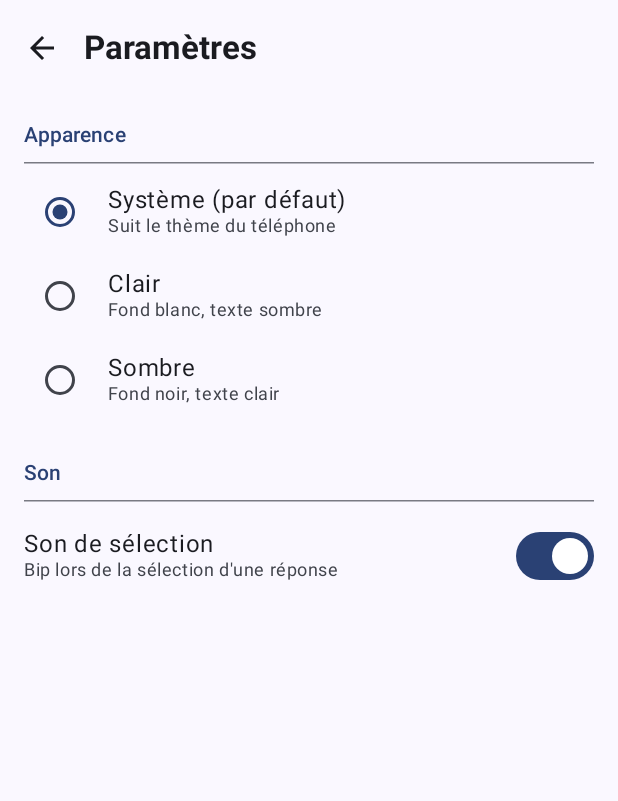
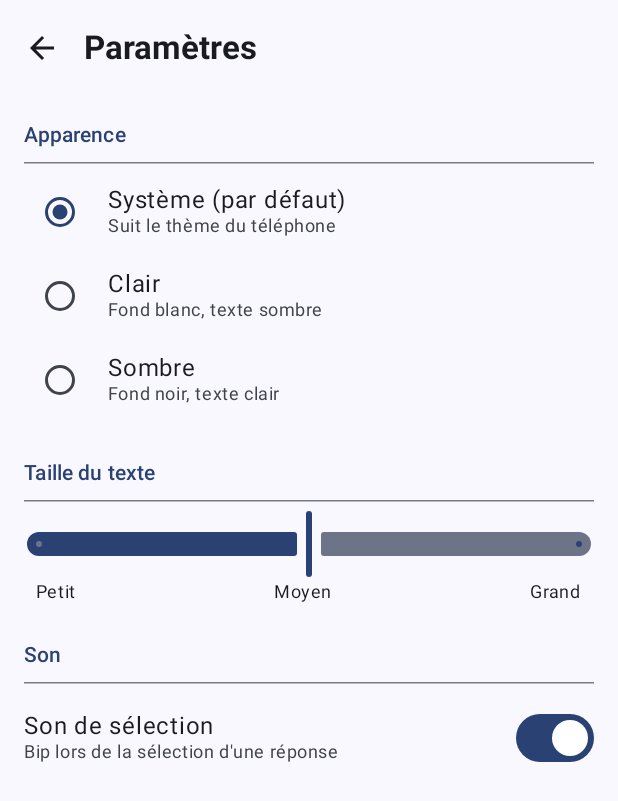
Before and after one commit to borisboiakki/QCM_France, an Android app built with Jetpack Compose: the screen it shows after launch (MainActivity), after a tap on "Paramètres", on a phone screen of 412 x 824 dp. Shown: the top 801 px of the screen. Run offline under Robolectric (Android 15) with nearby library versions, the phone set to English and light mode, and no system bars; our stand-ins replace Dagger/Hilt's generated code, Room's generated code; network calls fail; pictures from the network do not load.

Commit message:
feat: taille de texte configurable (Petit / Moyen / Grand)
Ajoute une option "Taille du texte" dans les Paramètres avec un slider
discret à trois positions. Le réglage est persisté en DataStore et
appliqué instantanément à toute la typographie Material3 via un
facteur d'échelle (0.85 / 1.00 / 1.15). Moyen = taille actuelle,
aucune régression visuelle par défaut.

Co-Authored-By: Claude Opus 4.8 <noreply@anthropic.com>
Claude-Session: https://claude.ai/code/session_014qjWi24vnuvDg23ooodFfK

```diff
--- a/app/src/main/java/com/example/qcmfrance/MainActivity.kt
+++ b/app/src/main/java/com/example/qcmfrance/MainActivity.kt
@@ -7,6 +7,7 @@ import androidx.activity.enableEdgeToEdge
 import androidx.lifecycle.compose.collectAsStateWithLifecycle
 import androidx.compose.runtime.getValue
 import com.example.qcmfrance.data.repository.SettingsRepository
+import com.example.qcmfrance.data.repository.TextSizeMode
 import com.example.qcmfrance.data.repository.ThemeMode
 import com.example.qcmfrance.ui.navigation.QcmNavGraph
 import com.example.qcmfrance.ui.theme.QcmFranceTheme
@@ -24,7 +25,9 @@ class MainActivity : ComponentActivity() {
         setContent {
             val themeMode by settingsRepository.themeMode
                 .collectAsStateWithLifecycle(initialValue = ThemeMode.SYSTEM)
-            QcmFranceTheme(themeMode = themeMode) {
+            val textSizeMode by settingsRepository.textSizeMode
+                .collectAsStateWithLifecycle(initialValue = TextSizeMode.MEDIUM)
+            QcmFranceTheme(themeMode = themeMode, textSizeMode = textSizeMode) {
                 QcmNavGraph()
             }
         }
--- a/app/src/main/java/com/example/qcmfrance/data/repository/SettingsRepository.kt
+++ b/app/src/main/java/com/example/qcmfrance/data/repository/SettingsRepository.kt
@@ -13,6 +13,7 @@ import javax.inject.Inject
 import javax.inject.Singleton
 
 enum class ThemeMode { SYSTEM, LIGHT, DARK }
+enum class TextSizeMode { SMALL, MEDIUM, LARGE }
 
 private val Context.settingsDataStore by preferencesDataStore(name = "settings")
 
@@ -20,8 +21,9 @@ private val Context.settingsDataStore by preferencesDataStore(name = "settings")
 class SettingsRepository @Inject constructor(
     @ApplicationContext private val context: Context
 ) {
-    private val THEME_KEY = stringPreferencesKey("theme_mode")
-    private val SOUND_KEY = booleanPreferencesKey("sound_enabled")
+    private val THEME_KEY     = stringPreferencesKey("theme_mode")
+    private val SOUND_KEY     = booleanPreferencesKey("sound_enabled")
+    private val TEXT_SIZE_KEY = stringPreferencesKey("text_size_mode")
 
     val themeMode: Flow<ThemeMode> = context.settingsDataStore.data
         .catch { emit(androidx.datastore.preferences.core.emptyPreferences()) }
@@ -41,4 +43,15 @@ class SettingsRepository @Inject constructor(
     suspend fun setSoundEnabled(enabled: Boolean) {
         context.settingsDataStore.edit { prefs -> prefs[SOUND_KEY] = enabled }
     }
+
+    val textSizeMode: Flow<TextSizeMode> = context.settingsDataStore.data
+        .catch { emit(androidx.datastore.preferences.core.emptyPreferences()) }
+        .map { prefs ->
+            runCatching { TextSizeMode.valueOf(prefs[TEXT_SIZE_KEY] ?: TextSizeMode.MEDIUM.name) }
+                .getOrDefault(TextSizeMode.MEDIUM)
+        }
+
+    suspend fun setTextSizeMode(mode: TextSizeMode) {
+        context.settingsDataStore.edit { prefs -> prefs[TEXT_SIZE_KEY] = mode.name }
+    }
 }
--- a/app/src/main/java/com/example/qcmfrance/ui/navigation/NavGraph.kt
+++ b/app/src/main/java/com/example/qcmfrance/ui/navigation/NavGraph.kt
@@ -93,12 +93,15 @@ fun QcmNavGraph(navController: NavHostController = rememberNavController()) {
 
         composable(ROUTE_SETTINGS) {
             val themeMode by settingsViewModel.themeMode.collectAsStateWithLifecycle()
+            val textSizeMode by settingsViewModel.textSizeMode.collectAsStateWithLifecycle()
             SettingsScreen(
-                currentTheme  = themeMode,
-                onThemeChange = settingsViewModel::setThemeMode,
-                soundEnabled  = soundEnabled,
-                onSoundChange = settingsViewModel::setSoundEnabled,
-                onBack        = { navController.popBackStack() }
+                currentTheme         = themeMode,
+                onThemeChange        = settingsViewModel::setThemeMode,
+                soundEnabled         = soundEnabled,
+                onSoundChange        = settingsViewModel::setSoundEnabled,
+                textSizeMode         = textSizeMode,
+                onTextSizeModeChange = settingsViewModel::setTextSizeMode,
+                onBack               = { navController.popBackStack() }
             )
         }
 
--- a/app/src/main/java/com/example/qcmfrance/ui/screen/SettingsScreen.kt
+++ b/app/src/main/java/com/example/qcmfrance/ui/screen/SettingsScreen.kt
@@ -1,6 +1,7 @@
 package com.example.qcmfrance.ui.screen
 
 import androidx.compose.foundation.clickable
+import androidx.compose.foundation.layout.Arrangement
 import androidx.compose.foundation.layout.Column
 import androidx.compose.foundation.layout.Row
 import androidx.compose.foundation.layout.Spacer
@@ -17,6 +18,7 @@ import androidx.compose.material3.IconButton
 import androidx.compose.material3.MaterialTheme
 import androidx.compose.material3.RadioButton
 import androidx.compose.material3.Scaffold
+import androidx.compose.material3.Slider
 import androidx.compose.material3.Switch
 import androidx.compose.material3.Text
 import androidx.compose.material3.TopAppBar
@@ -24,7 +26,9 @@ import androidx.compose.runtime.Composable
 import androidx.compose.ui.Alignment
 import androidx.compose.ui.Modifier
 import androidx.compose.ui.unit.dp
+import com.example.qcmfrance.data.repository.TextSizeMode
 import com.example.qcmfrance.data.repository.ThemeMode
+import kotlin.math.roundToInt
 
 @OptIn(ExperimentalMaterial3Api::class)
 @Composable
@@ -33,6 +37,8 @@ fun SettingsScreen(
     onThemeChange: (ThemeMode) -> Unit,
     soundEnabled: Boolean,
     onSoundChange: (Boolean) -> Unit,
+    textSizeMode: TextSizeMode,
+    onTextSizeModeChange: (TextSizeMode) -> Unit,
     onBack: () -> Unit
 ) {
     Scaffold(
@@ -88,6 +94,48 @@ fun SettingsScreen(
                 selected = currentTheme == ThemeMode.DARK,
                 onSelect = { onThemeChange(ThemeMode.DARK) }
             )
+
+            Spacer(modifier = Modifier.height(16.dp))
+
+            Text(
+                text = "Taille du texte",
+                style = MaterialTheme.typography.labelLarge,
+                color = MaterialTheme.colorScheme.primary,
+                modifier = Modifier.padding(vertical = 8.dp)
+            )
+            HorizontalDivider()
+            Spacer(modifier = Modifier.height(4.dp))
+
+            val sliderValue = when (textSizeMode) {
+                TextSizeMode.SMALL  -> 0f
+                TextSizeMode.MEDIUM -> 1f
+                TextSizeMode.LARGE  -> 2f
+            }
+            Slider(
+                value = sliderValue,
+                onValueChange = { v ->
+                    onTextSizeModeChange(
+                        when (v.roundToInt()) {
+                            0    -> TextSizeMode.SMALL
+                            2    -> TextSizeMode.LARGE
+                            else -> TextSizeMode.MEDIUM
+                        }
+                    )
+                },
+                valueRange = 0f..2f,
+                steps = 1,
+                modifier = Modifier.fillMaxWidth()
+            )
+            Row(
+                modifier = Modifier
+                    .fillMaxWidth()
+                    .padding(horizontal = 8.dp),
+                horizontalArrangement = Arrangement.SpaceBetween
+            ) {
+                Text("Petit", style = MaterialTheme.typography.bodySmall)
+                Text("Moyen", style = MaterialTheme.typography.bodySmall)
+                Text("Grand", style = MaterialTheme.typography.bodySmall)
+            }
 
             Spacer(modifier = Modifier.height(16.dp))
 
--- a/app/src/main/java/com/example/qcmfrance/ui/viewmodel/SettingsViewModel.kt
+++ b/app/src/main/java/com/example/qcmfrance/ui/viewmodel/SettingsViewModel.kt
@@ -3,6 +3,7 @@ package com.example.qcmfrance.ui.viewmodel
 import androidx.lifecycle.ViewModel
 import androidx.lifecycle.viewModelScope
 import com.example.qcmfrance.data.repository.SettingsRepository
+import com.example.qcmfrance.data.repository.TextSizeMode
 import com.example.qcmfrance.data.repository.ThemeMode
 import dagger.hilt.android.lifecycle.HiltViewModel
 import kotlinx.coroutines.flow.SharingStarted
@@ -37,4 +38,15 @@ class SettingsViewModel @Inject constructor(
     fun setSoundEnabled(enabled: Boolean) {
         viewModelScope.launch { repository.setSoundEnabled(enabled) }
     }
+
+    val textSizeMode: StateFlow<TextSizeMode> = repository.textSizeMode
+        .stateIn(
+            scope = viewModelScope,
+            started = SharingStarted.WhileSubscribed(5_000),
+            initialValue = TextSizeMode.MEDIUM
+        )
+
+    fun setTextSizeMode(mode: TextSizeMode) {
+        viewModelScope.launch { repository.setTextSizeMode(mode) }
+    }
 }
```
Also changed, not shown: app/src/main/java/com/example/qcmfrance/ui/theme/Theme.kt (+29 -1 lines).
